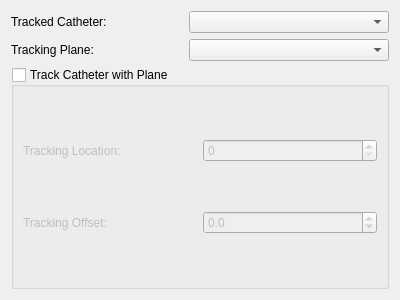
The window that Plugins/CathTracking/CathTracking.ui (pengwg/vurtigo) describes before a commit, drawn with Qt 5.
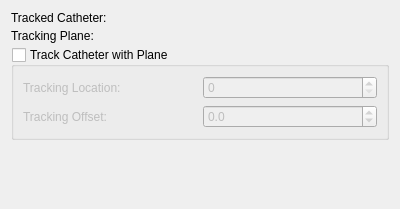
The same window after the commit.

Commit message:
Cath Tracking plugin code cleanup BugID:713 Analysis: Started using the Object Selection Combo Box in the Cath Tracking plugin to cleanup some code.
Resolution:

Reviewed by:

The edit to the form file:
```diff
--- a/Plugins/CathTracking/CathTracking.ui
+++ b/Plugins/CathTracking/CathTracking.ui
@@ -7,56 +7,31 @@
     <x>0</x>
     <y>0</y>
     <width>400</width>
-    <height>300</height>
+    <height>209</height>
    </rect>
   </property>
   <property name="windowTitle">
    <string>Form</string>
   </property>
-  <layout class="QVBoxLayout" name="verticalLayout_2">
-   <item>
-    <layout class="QHBoxLayout" name="horizontalLayout">
-     <item>
+  <layout class="QGridLayout" name="gridLayout">
+   <property name="spacing">
+    <number>4</number>
+   </property>
+   <item row="0" column="0">
       <widget class="QLabel" name="label">
        <property name="text">
         <string>Tracked Catheter:</string>
        </property>
       </widget>
      </item>
-     <item>
-      <widget class="QComboBox" name="cathComboBox">
-       <property name="minimumSize">
-        <size>
-         <width>200</width>
-         <height>0</height>
-        </size>
-       </property>
-      </widget>
-     </item>
-    </layout>
-   </item>
-   <item>
-    <layout class="QHBoxLayout" name="horizontalLayout_2">
-     <item>
+   <item row="1" column="0">
       <widget class="QLabel" name="label_2">
        <property name="text">
         <string>Tracking Plane:</string>
        </property>
       </widget>
      </item>
-     <item>
-      <widget class="QComboBox" name="planeComboBox">
-       <property name="minimumSize">
-        <size>
-         <width>200</width>
-         <height>0</height>
-        </size>
-       </property>
-      </widget>
-     </item>
-    </layout>
-   </item>
-   <item>
+   <item row="2" column="0" colspan="2">
     <widget class="QGroupBox" name="trackGroupBox">
      <property name="title">
       <string>Track Catheter with Plane</string>
@@ -106,6 +81,19 @@
      </layout>
     </widget>
    </item>
+   <item row="3" column="0">
+    <spacer name="verticalSpacer">
+     <property name="orientation">
+      <enum>Qt::Vertical</enum>
+     </property>
+     <property name="sizeHint" stdset="0">
+      <size>
+       <width>20</width>
+       <height>40</height>
+      </size>
+     </property>
+    </spacer>
+   </item>
   </layout>
  </widget>
  <resources/>
```
Lines whose indentation alone changed are shown as unchanged. The commit also changes 4 other files.
